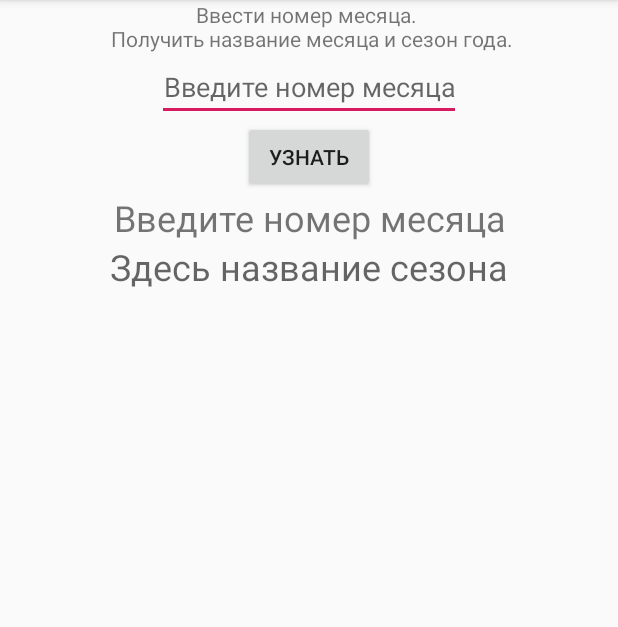
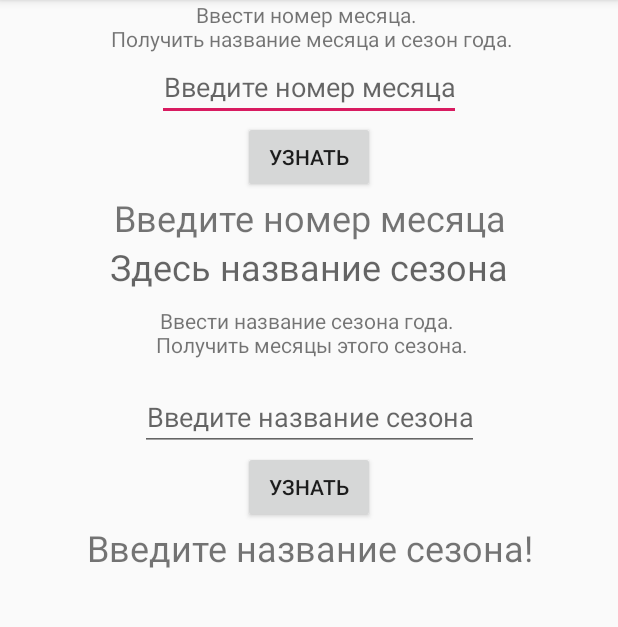
Before and after one commit to 2wiktor2/Exercises, an Android app: the Zadacha5 screen opened directly, with no data from a screen before it, after a tap on "УЗНАТЬ", on a phone screen of 412 x 824 dp, the part 84-711 px from its top. Run offline under Robolectric (Android 15) with nearby library versions, the phone set to English and light mode, and no system bars.

Commit message:
добавлена задача 5.2

```diff
--- a/app/src/main/java/com/wiktor/exercises1/Zadacha5.java
+++ b/app/src/main/java/com/wiktor/exercises1/Zadacha5.java
@@ -10,12 +10,13 @@ import android.widget.Toast;
 
 public class Zadacha5 extends AppCompatActivity implements View.OnClickListener {
 
-    EditText numberOfMonthIN;
-    Button button1;
-    TextView result1, result2;
+    EditText numberOfMonthIN, seasonName;
+    Button button1, button2;
+    TextView result1, result2, result3;
 
     private int number1;
     String numberOfMonth;
+    String seasonFromUser;
 
 
     @Override
@@ -24,24 +25,43 @@ public class Zadacha5 extends AppCompatActivity implements View.OnClickListener
         setContentView(R.layout.zadacha5);
 
         numberOfMonthIN = findViewById(R.id.edit_text1);
+        seasonName = findViewById(R.id.edit_text2);
+
         button1 = findViewById(R.id.B1);
+        button2 = findViewById(R.id.B2);
+
         result1 = findViewById(R.id.text_view_result1);
         result2 = findViewById(R.id.text_view_resultSeason);
+        result3 = findViewById(R.id.text_view_result3);
+
 
         button1.setOnClickListener(this);
+        button2.setOnClickListener(this);
     }
 
     @Override
     public void onClick(View v) {
-        Toast.makeText(this, "Klick!!!", Toast.LENGTH_SHORT).show();
+        switch (v.getId()) {
+            case R.id.B1:
+                Toast.makeText(this, "Klick B1!!!", Toast.LENGTH_SHORT).show();
 
-        if (getAndSetNumber()) {
-            result1.setText("Введите номер месяца");
-        } else {
-            number1 = Integer.parseInt(numberOfMonth);
-            choiсeMounth(number1);
-            choiceSeason(number1);
+                if (getAndSetNumber()) {
+                    result1.setText("Введите номер месяца");
+                } else {
+                    number1 = Integer.parseInt(numberOfMonth);
+                    choiсeMonth(number1);
+                    choiceSeason(number1);
+                    break;
+                }
+            case R.id.B2:
+                Toast.makeText(this, "Klick B2!!!", Toast.LENGTH_SHORT).show();
 
+
+                if (!seasonName.getText().toString().equals("")) {
+                    seasonFromUser = seasonName.getText().toString();
+                    choceSeason2(seasonFromUser);
+
+                } else result3.setText("Введите название сезона!");
         }
     }
 
@@ -50,10 +70,29 @@ public class Zadacha5 extends AppCompatActivity implements View.OnClickListener
         // Получить число из EditText
         numberOfMonth = numberOfMonthIN.getText().toString();
         return numberOfMonthIN.getText().toString().equals("");
+    }
+
+    public void choceSeason2(String seasonFromUser) {
+        switch (seasonFromUser) {
+            case "зима":
+                result3.setText("Декабрь, Январь, Февраль");
+                break;
+            case "весна":
+                result3.setText("Март, Апрель, Май");
+                break;
+            case "лето":
+                result3.setText("Июнь, Июль, Август");
+                break;
+            case "осень":
+                result3.setText("Сентябрь, Октябрь, Ноябрь");
+                break;
+            default:
+        }
+
 
     }
 
-    public void choiсeMounth(int number1) {
+    public void choiсeMonth(int number1) {
         switch (number1) {
             case 1:
                 result1.setText("Январь");
--- a/app/src/main/res/layout/zadacha5.xml
+++ b/app/src/main/res/layout/zadacha5.xml
@@ -47,6 +47,7 @@
         app:layout_constraintLeft_toLeftOf="parent"
         app:layout_constraintRight_toRightOf="parent"
         app:layout_constraintTop_toBottomOf="@id/B1" />
+
     <TextView
         android:id="@+id/text_view_resultSeason"
         android:layout_width="wrap_content"
@@ -58,4 +59,47 @@
         app:layout_constraintRight_toRightOf="parent"
         app:layout_constraintTop_toBottomOf="@id/text_view_result1" />
 
+    <TextView
+        android:id="@+id/text_view2_uslovie"
+        android:layout_width="match_parent"
+        android:layout_height="wrap_content"
+        android:layout_marginTop="10dp"
+        android:gravity="center"
+        android:text="@string/zadacha5_uslovie2"
+        app:layout_constraintLeft_toLeftOf="parent"
+        app:layout_constraintRight_toRightOf="parent"
+        app:layout_constraintTop_toBottomOf="@+id/text_view_resultSeason" />
+
+    <EditText
+        android:id="@+id/edit_text2"
+        android:layout_width="wrap_content"
+        android:layout_height="wrap_content"
+        android:layout_marginTop="16dp"
+        android:gravity="center"
+        android:hint="Введите название сезона"
+        android:inputType="text"
+        app:layout_constraintLeft_toLeftOf="parent"
+        app:layout_constraintRight_toRightOf="parent"
+        app:layout_constraintTop_toBottomOf="@id/text_view2_uslovie" />
+    <Button
+        android:id="@+id/B2"
+        android:layout_width="wrap_content"
+        android:layout_height="wrap_content"
+        android:text="Узнать"
+        app:layout_constraintLeft_toLeftOf="parent"
+        app:layout_constraintRight_toRightOf="parent"
+        app:layout_constraintTop_toBottomOf="@id/edit_text2" />
+    <TextView
+        android:id="@+id/text_view_result3"
+        android:layout_width="wrap_content"
+        android:layout_height="wrap_content"
+        android:gravity="center"
+        android:hint="Здесь будут названия месяцев"
+        android:textSize="24sp"
+        app:layout_constraintLeft_toLeftOf="parent"
+        app:layout_constraintRight_toRightOf="parent"
+        app:layout_constraintTop_toBottomOf="@id/B2" />
+
+
+
 </android.support.constraint.ConstraintLayout>
--- a/app/src/main/res/values/strings.xml
+++ b/app/src/main/res/values/strings.xml
@@ -15,4 +15,7 @@
     <string name="zadacha5_uslovie1">
         Ввести номер месяца.  \n
         Получить название месяца и сезон года.</string>
+    <string name="zadacha5_uslovie2">
+        Ввести название сезона года.  \n
+        Получить месяцы этого сезона.</string>
 </resources>
```
